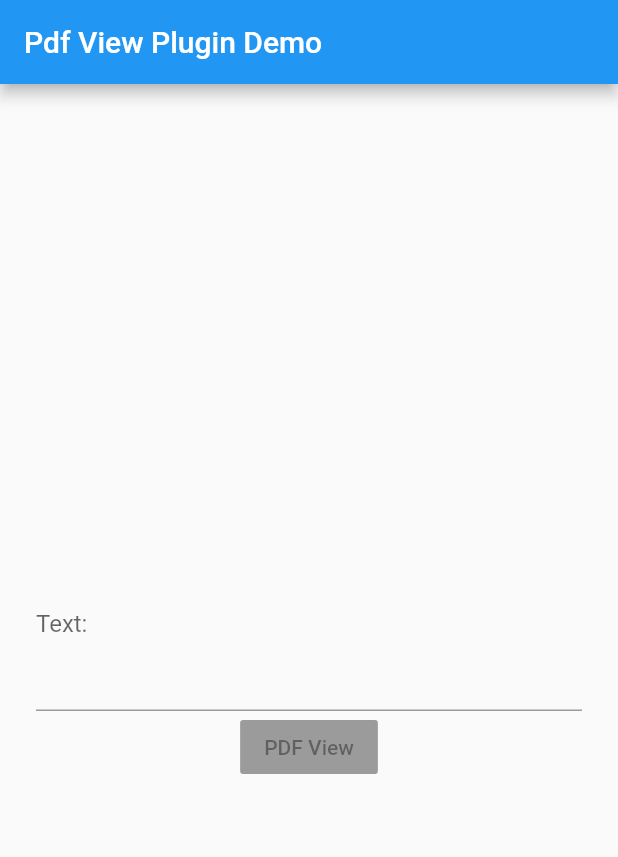
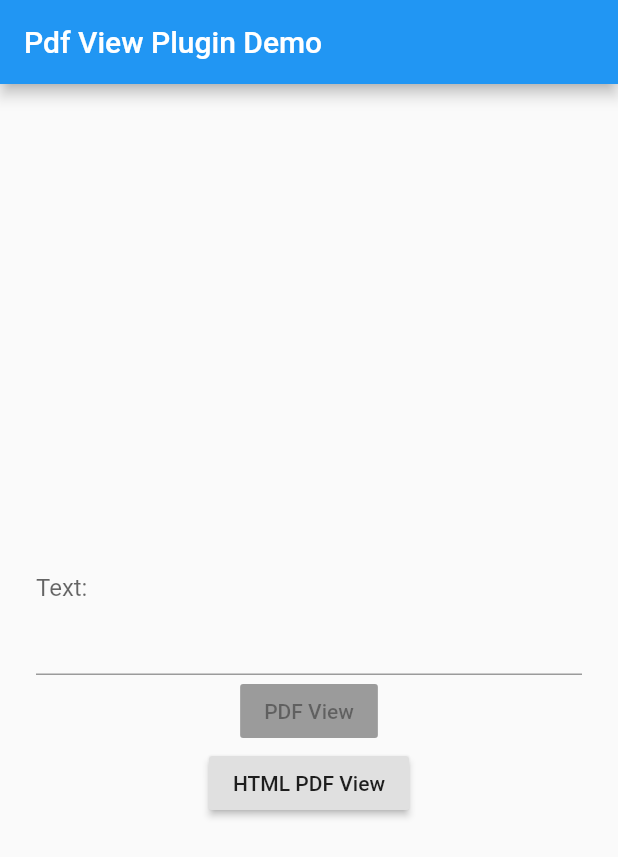
Before and after one commit to Rockvole/flutter_html2pdf_viewer, a Flutter app: the screen it shows after launch, on a phone screen of 412 x 824 dp. Shown: the top 857 px of the screen. Run offline on Flutter 3.47's test engine with Material 2 defaults, Android fonts, the phone set to English and light mode, and no system bars.

Commit message:
Add html button

```diff
--- a/example/lib/main.dart
+++ b/example/lib/main.dart
@@ -44,6 +44,12 @@ class DemoAppState extends State<DemoApp> {
                   }
                       : null,
                 ),
+                new RaisedButton(
+                  child: const Text('HTML PDF View'),
+                  onPressed: () {
+                    pdfview("<h1>Title</h1><table border=1><tr><td>Table</td><td>Test</td></tr></table>");
+                  },
+                ),
               ],
             ),
           )),
```
